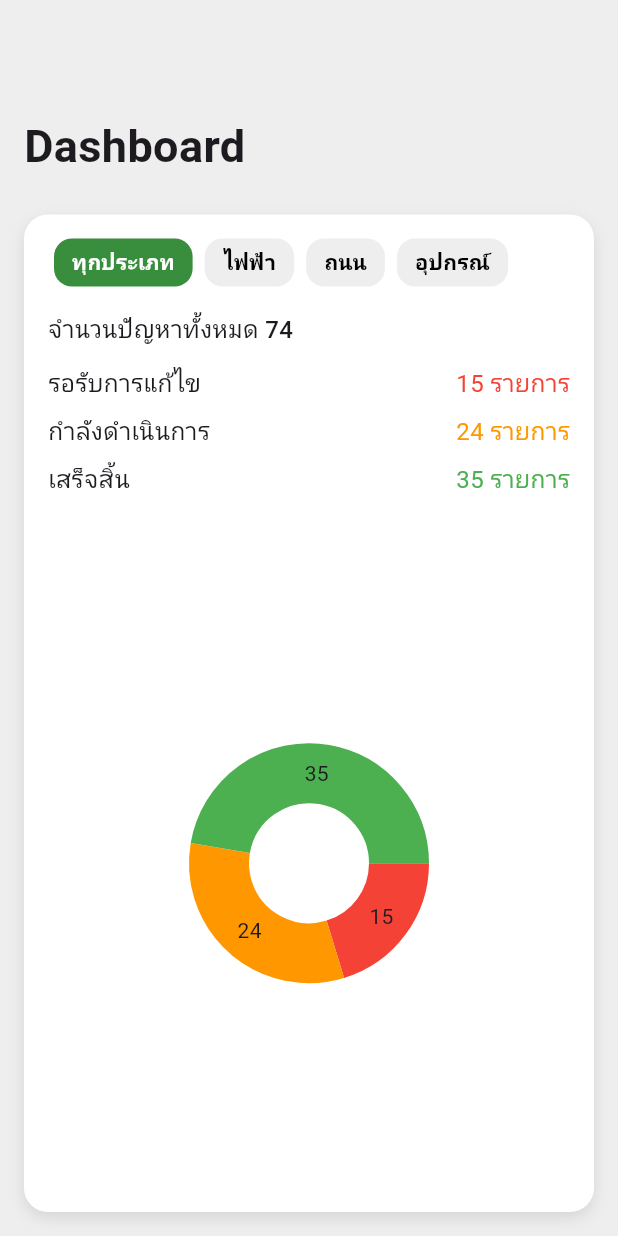
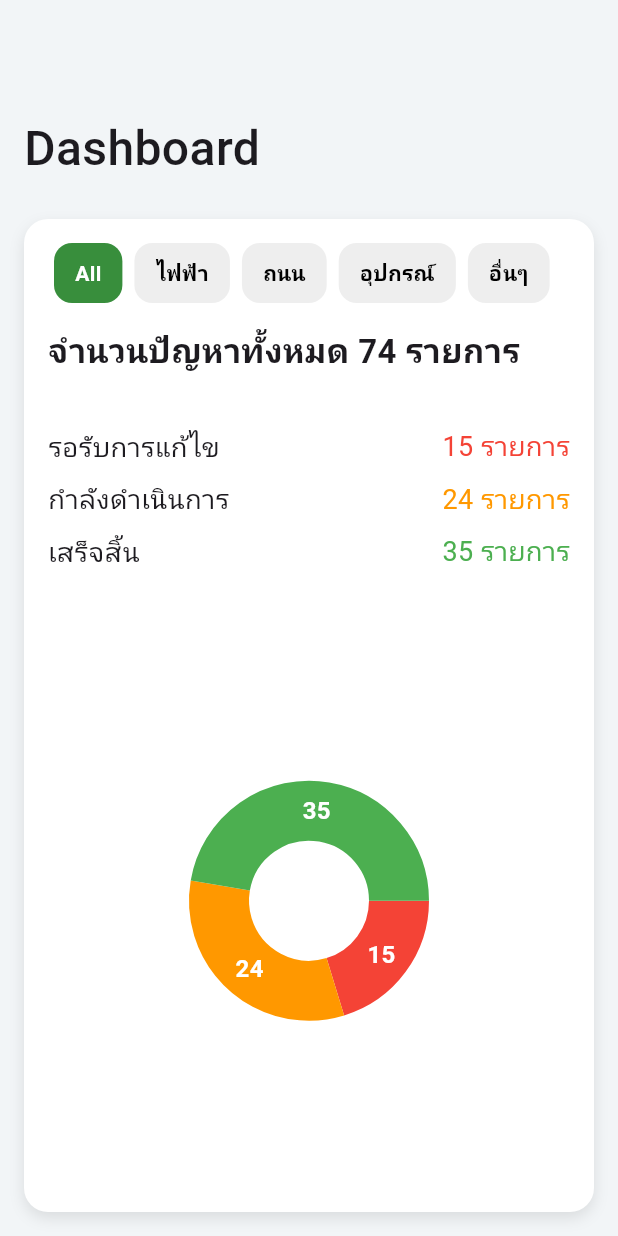
Before and after one commit to panithan-doe/KU-Reporting-app, a Flutter app: the DashboardScreen screen opened directly, on a phone screen of 412 x 824 dp. Run offline on Flutter 3.47's test engine with Material 3 defaults, Android fonts, the phone set to English and light mode, and no system bars; drawn by our look-alikes of fl_chart; our stand-ins replace cloud_firestore, firebase_auth, firebase_core, google_sign_in, image_picker; accounts and stored records are empty.

Commit message:
update pages

```diff
--- a/lib/screens/dashboard/dashboard.dart
+++ b/lib/screens/dashboard/dashboard.dart
@@ -7,7 +7,7 @@ class DashboardScreen extends StatelessWidget {
   @override
   Widget build(BuildContext context) {
     return Scaffold(
-      backgroundColor: Colors.grey[200],
+      backgroundColor: const Color(0xFFF2F5F7),
       body: Padding(
         padding: const EdgeInsets.all(16.0),
         child: Column(
@@ -16,7 +16,7 @@ class DashboardScreen extends StatelessWidget {
             const SizedBox(height: 60),
             const Text(
               'Dashboard',
-              style: TextStyle(fontSize: 30, fontWeight: FontWeight.bold),
+              style: TextStyle(fontSize: 32, fontWeight: FontWeight.w500),
             ),
             const SizedBox(height: 24),
             Expanded(
@@ -59,10 +59,11 @@ class FilterSection extends StatelessWidget {
   Widget build(BuildContext context) {
     return Row(
       children: [
-        _buildFilterButton('ทุกประเภท', isActive: true),
+        _buildFilterButton('All', isActive: true),
         _buildFilterButton('ไฟฟ้า'),
         _buildFilterButton('ถนน'),
         _buildFilterButton('อุปกรณ์'),
+        _buildFilterButton('อื่นๆ'),
       ],
     );
   }
@@ -70,7 +71,7 @@ class FilterSection extends StatelessWidget {
   Widget _buildFilterButton(String title, {bool isActive = false}) {
     return Container(
       margin: const EdgeInsets.symmetric(horizontal: 4),
-      padding: const EdgeInsets.symmetric(horizontal: 12, vertical: 6),
+      padding: const EdgeInsets.symmetric(horizontal: 14, vertical: 10),
       decoration: BoxDecoration(
         color: isActive ? Colors.green.shade700 : Colors.grey.shade200,
         borderRadius: BorderRadius.circular(12),
@@ -95,10 +96,10 @@ class SummarySection extends StatelessWidget {
       crossAxisAlignment: CrossAxisAlignment.start,
       children: [
         const Text(
-          'จำนวนปัญหาทั้งหมด 74',
-          style: TextStyle(fontSize: 16, fontWeight: FontWeight.w500),
+          'จำนวนปัญหาทั้งหมด 74 รายการ',
+          style: TextStyle(fontSize: 22, fontWeight: FontWeight.w600),
         ),
-        const SizedBox(height: 8),
+        const SizedBox(height: 30),
         _buildStatusRow('รอรับการแก้ไข', 15, Colors.red),
         _buildStatusRow('กำลังดำเนินการ', 24, Colors.orange),
         _buildStatusRow('เสร็จสิ้น', 35, Colors.green),
@@ -112,8 +113,8 @@ class SummarySection extends StatelessWidget {
       child: Row(
         mainAxisAlignment: MainAxisAlignment.spaceBetween,
         children: [
-          Text(title, style: const TextStyle(fontSize: 16)),
-          Text('$count รายการ', style: TextStyle(fontSize: 16, color: color)),
+          Text(title, style: const TextStyle(fontSize: 18)),
+          Text('$count รายการ', style: TextStyle(fontSize: 18, color: color)),
         ],
       ),
     );
@@ -128,13 +129,41 @@ class PieChartSection extends StatelessWidget {
   return PieChart(
     PieChartData(
       sections: [
-          PieChartSectionData(value: 15, color: Colors.red, title: '15'),
-          PieChartSectionData(value: 24, color: Colors.orange, title: '24'),
-          PieChartSectionData(value: 35, color: Colors.green, title: '35'),
+        PieChartSectionData(
+          value: 15,
+          color: Colors.red,
+          title: '15',
+          titleStyle: const TextStyle(
+            fontWeight: FontWeight.bold, // ✅ ทำให้ตัวหนา
+            fontSize: 16,
+            color: Colors.white,
+          ),
+        ),
+        PieChartSectionData(
+          value: 24,
+          color: Colors.orange,
+          title: '24',
+          titleStyle: const TextStyle(
+            fontWeight: FontWeight.bold,
+            fontSize: 16,
+            color: Colors.white,
+          ),
+        ),
+        PieChartSectionData(
+          value: 35,
+          color: Colors.green,
+          title: '35',
+          titleStyle: const TextStyle(
+            fontWeight: FontWeight.bold,
+            fontSize: 16,
+            color: Colors.white,
+          ),
+        ),
       ],
       sectionsSpace: 0,
       centerSpaceRadius: 40,
     ),
   );
 }
+
 }
--- a/pubspec.yaml
+++ b/pubspec.yaml
@@ -32,6 +32,7 @@ dependencies:
     sdk: flutter
   fl_chart: ^0.63.0
   image_picker: ^1.0.7
+  intl: 0.19.0
 
   # The following adds the Cupertino Icons font to your application.
   # Use with the CupertinoIcons class for iOS style icons.
```
Also changed, not shown: lib/screens/user/profile.dart (+16 -16 lines), pubspec.lock. Lines whose indentation alone changed are shown as unchanged.
